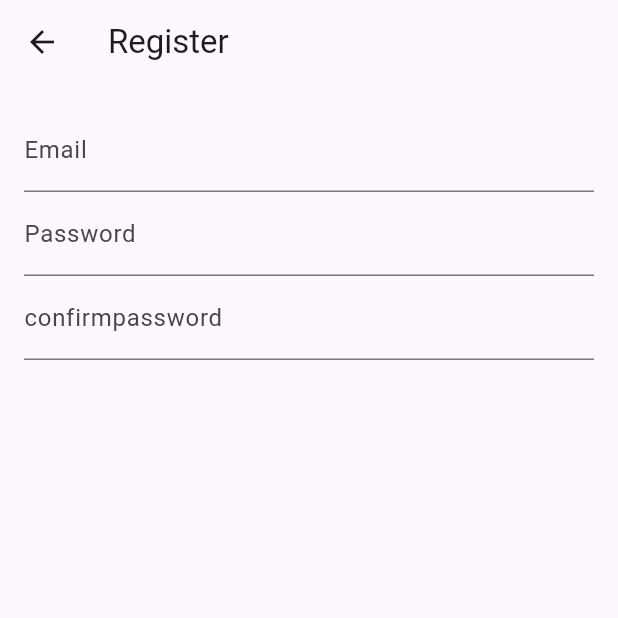
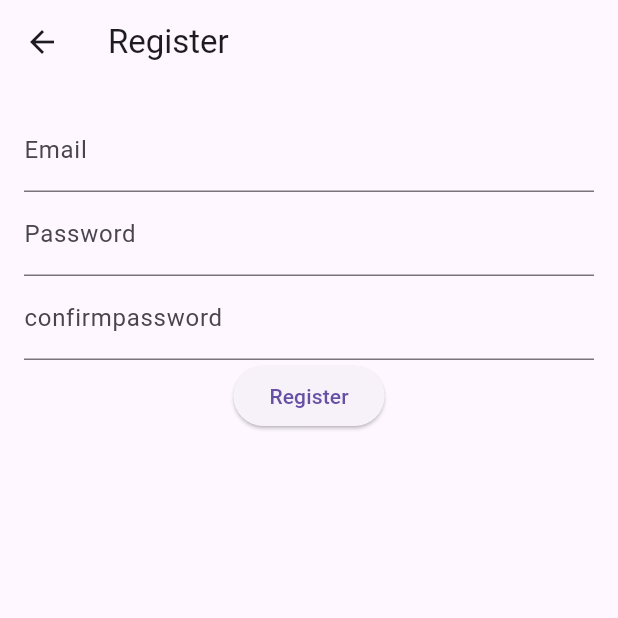
Before and after one commit to Odhi-ambo/Exam_processing_app, a Flutter app: the RegistrationScreen screen opened directly, on a phone screen of 412 x 824 dp, the top half of it. Run offline on Flutter 3.47's test engine with Material 3 defaults, Android fonts, the phone set to English and light mode, and no system bars.

Commit message:
Initial commit

```diff
--- a/lib/screens/registration_screen.dart
+++ b/lib/screens/registration_screen.dart
@@ -1,3 +1,4 @@
+import 'package:exam_processing_app/screens/login_screen.dart';
 import 'package:flutter/material.dart';
 
 class RegistrationScreen extends StatelessWidget {
@@ -28,7 +29,13 @@ class RegistrationScreen extends StatelessWidget {
             TextField(
               controller: confirmPasswordController,
               decoration: InputDecoration(labelText: "confirmpassword"),
-            )
+            ),
+            ElevatedButton(
+                onPressed: () {
+                  Navigator.push(context,
+                      MaterialPageRoute(builder: (context) => LoginScreen()));
+                },
+                child: Text('Register'))
           ],
         ),
       ),
```
